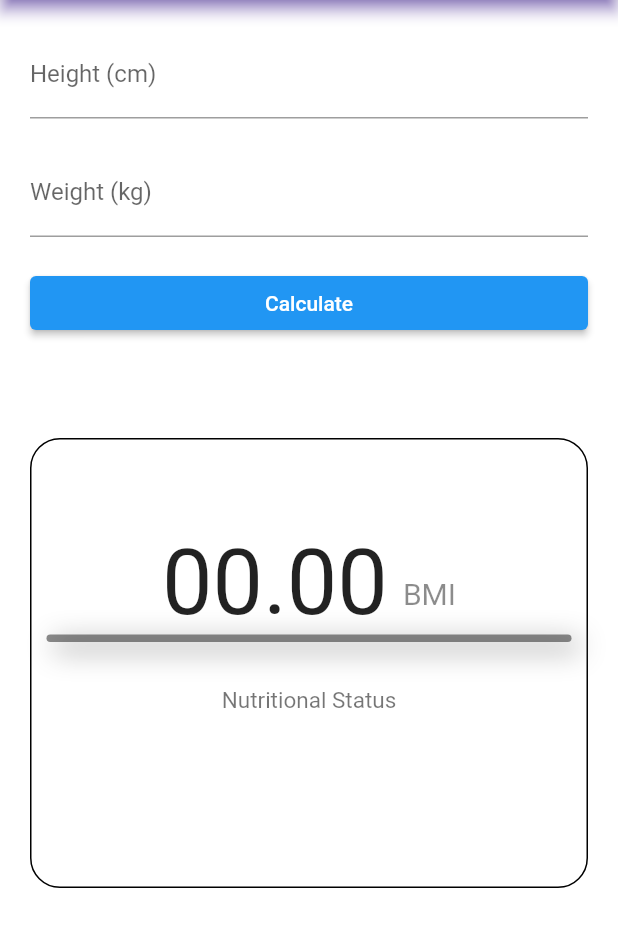
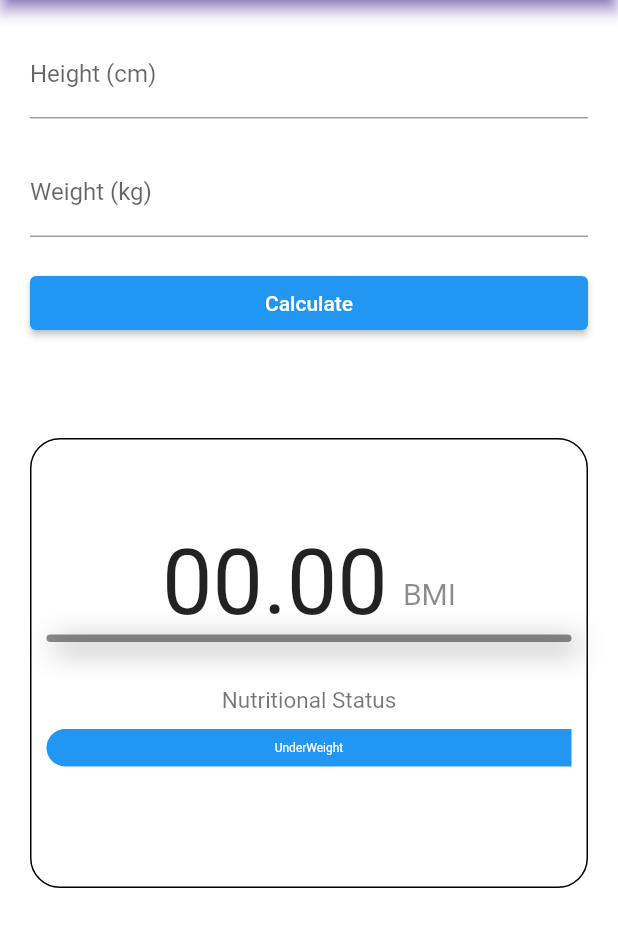
Before and after one commit to kirtijangid/BMI-calculator, a Flutter app: the screen it shows after launch, on a phone screen of 412 x 824 dp, the part 84-1031 px from its top. Run offline on Flutter 3.47's test engine with Material 2 defaults, Android fonts, the phone set to English and light mode, and no system bars.

Commit message:
adding another container for diff nutritional status

```diff
--- a/lib/appbar.dart
+++ b/lib/appbar.dart
@@ -187,7 +187,33 @@ class _AppbarState extends State<Appbar> {
                       ),
                       textAlign: TextAlign.center,
                       ),
+                      const SizedBox(
+                        height: 10,
+                      ),
+                      Row(
+                        children: [
+                          Expanded(
+                            child: Container(
+                              height: 25,
+                              decoration: BoxDecoration(
+                                borderRadius: BorderRadius.horizontal(
+                                  left: Radius.circular(15)
+                                ),
+                                color: Colors.blue
+                                ),
+                                child: Center(
+                                  child: Text('UnderWeight',
+                                   style: TextStyle(
+                                    fontSize: 8,
+                                    color: Colors.white
+                                  ),
+                                  ),
+                                ),
+                            ),
+                            ),
 
+                        ],
+                      )
                     ],
                   ),
                  ),
```
